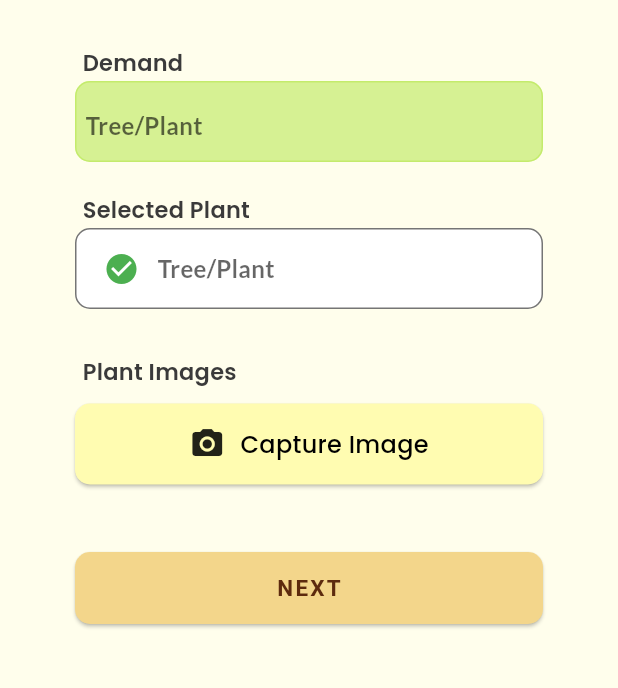
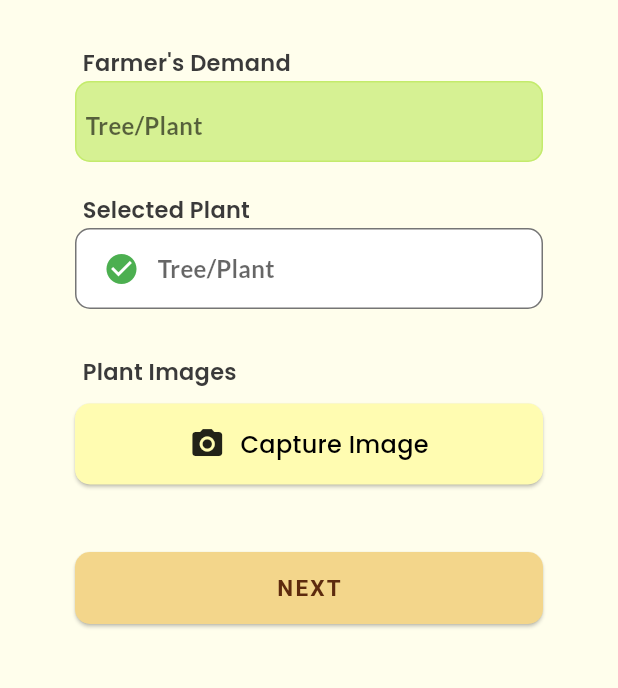
Before and after one commit to Akshat5129/PlantationApp, a Flutter app: the FarmerPlantation screen opened directly, on a phone screen of 412 x 824 dp, the part 147-835 px from its top. Run offline on Flutter 3.47's test engine with Material 2 defaults, Android fonts, the phone set to English and light mode, and no system bars; our stand-ins replace camera, google_fonts, image_picker, signature; Roboto replaces fonts that are missing (OpenSans).

Commit message:
Plantation File Update

```diff
--- a/PlantationApp/lib/screens/farmer_plantation.dart
+++ b/PlantationApp/lib/screens/farmer_plantation.dart
@@ -104,7 +104,7 @@ class _FarmerPlantationState extends State<FarmerPlantation> {
                                 SizedBox(height: 10,),
                                 Container(
                                   child: Text(
-                                    "Demand",
+                                    "Farmer's Demand",
                                     textAlign: TextAlign.left,
                                     style: GoogleFonts.poppins(
                                       textStyle: TextStyle(
```
